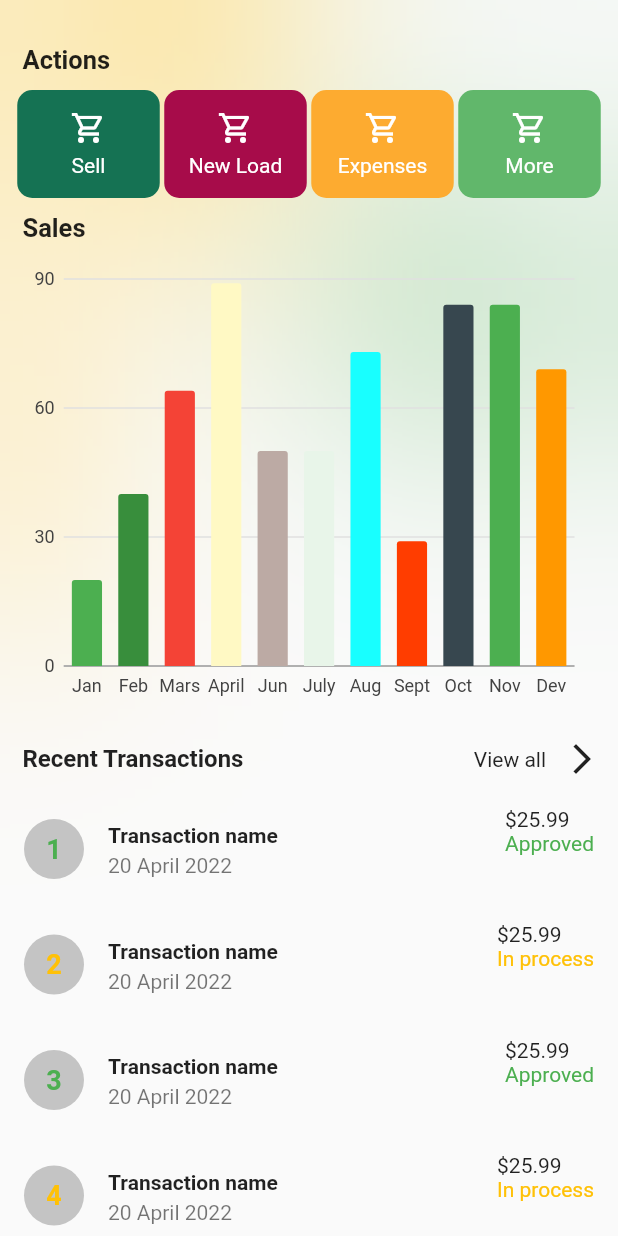
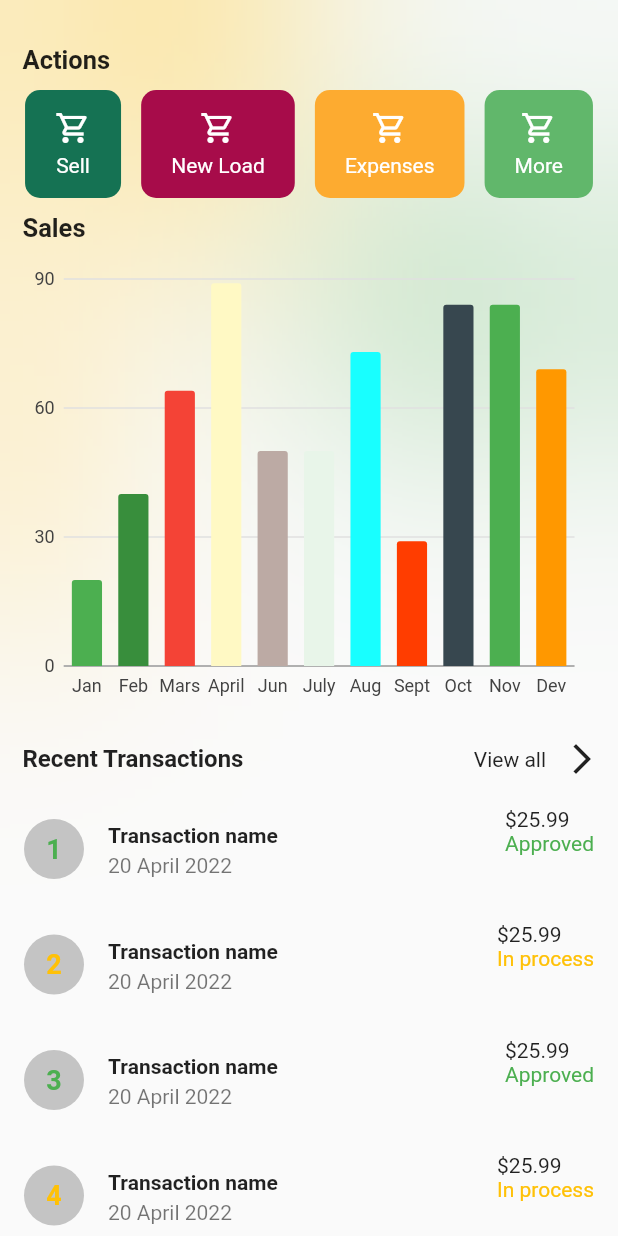
Before and after one commit to uyisaristide/KudiBooks, a Flutter app: the Dashboard screen opened directly, scrolled down 56 dp, on a phone screen of 412 x 824 dp. Run offline on Flutter 3.47's test engine with Material 2 defaults, Android fonts, the phone set to English and light mode, and no system bars; our stand-ins replace charts_flutter, flutter_slidable, intl_phone_field, pin_code_fields; missing offline and left inert: dart:ffi.

Commit message:
responsiveness action cards retry

```diff
--- a/lib/screens/dashboard/widget/action_card.dart
+++ b/lib/screens/dashboard/widget/action_card.dart
@@ -45,8 +45,8 @@ class ActionCard extends StatelessWidget {
     return InkWell(
       onTap: actionClick,
       child: Container(
+        padding: const EdgeInsets.symmetric(vertical: 12, horizontal: 20),
         height: 72,
-        width: 95,
         decoration: BoxDecoration(
         color: cardColor,
         shape: BoxShape.rectangle,
```
